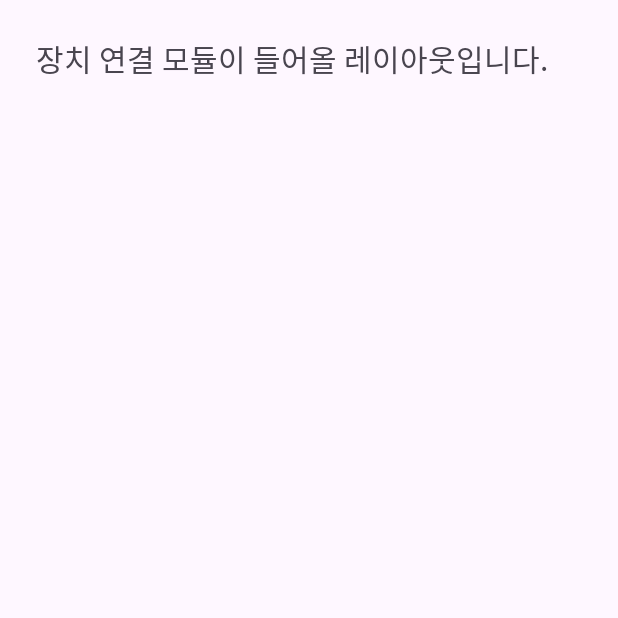
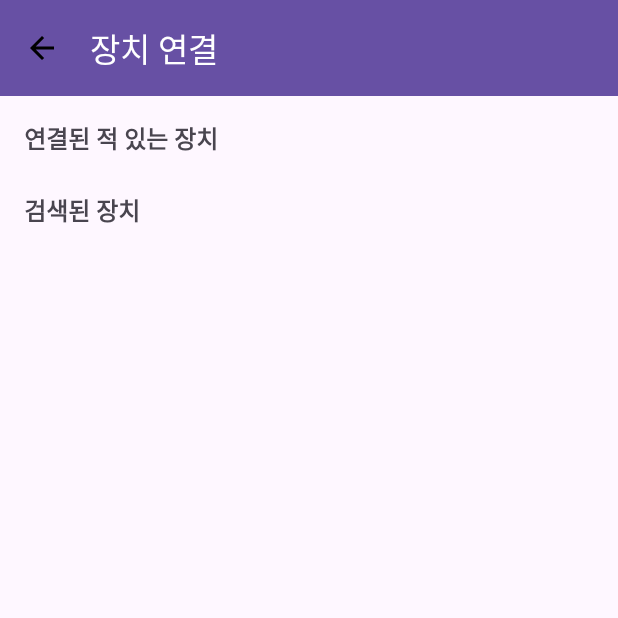
Before and after one commit to wnsgks3153/capstone-design-4-1-team-nuri-nurimaps, an Android app: the fragment DeviceConnectFragment shown on its own in the app's theme, on a phone screen of 412 x 824 dp, the top half of it. Run offline under Robolectric (Android 15) with nearby library versions, the phone set to English and light mode, and no system bars.

Commit message:
블루투스 권한 허용 여부 확인 및 장치 연결용 기초 프래그먼트 구현

```diff
--- a/Apps/NuriMaps/app/build.gradle.kts
+++ b/Apps/NuriMaps/app/build.gradle.kts
@@ -4,7 +4,7 @@
 }
 
 android {
-    namespace = "com.example.nuri_maps"
+    namespace = "com.nurimaps.main"
     compileSdk = 34
 
     defaultConfig {
--- a/Apps/NuriMaps/app/src/main/java/com/example/nuri_maps/DeviceConnectFragment.kt
+++ /dev/null
@@ -1,16 +0,0 @@
-package com.example.nuri_maps
-
-import android.os.Bundle
-import android.view.LayoutInflater
-import android.view.View
-import android.view.ViewGroup
-import androidx.fragment.app.Fragment
-
-class DeviceConnectFragment : Fragment(){
-    override fun onCreateView(
-        inflater: LayoutInflater, container: ViewGroup?,
-        savedInstanceState: Bundle?
-    ): View? {
-        return inflater.inflate(R.layout.device_connect, container, false)
-    }
-}
--- a/Apps/NuriMaps/app/src/main/java/com/example/nuri_maps/DeveloperToolsFragment.kt
+++ b/Apps/NuriMaps/app/src/main/java/com/nurimaps/main/DeveloperToolsFragment.kt
@@ -1,4 +1,4 @@
-package com.example.nuri_maps
+package com.nurimaps.main
 
 import android.os.Bundle
 import android.view.LayoutInflater
--- /dev/null
+++ b/Apps/NuriMaps/app/src/main/java/com/nurimaps/main/DeviceConnectFragment.kt
@@ -0,0 +1,68 @@
+package com.nurimaps.main
+
+import android.os.Bundle
+import android.view.LayoutInflater
+import android.view.View
+import android.view.ViewGroup
+import android.widget.FrameLayout
+import android.widget.Toast
+import androidx.appcompat.app.AppCompatActivity
+import androidx.appcompat.widget.Toolbar
+import androidx.fragment.app.Fragment
+import androidx.fragment.app.FragmentContainerView
+import androidx.recyclerview.widget.LinearLayoutManager
+import androidx.recyclerview.widget.RecyclerView
+
+class DeviceConnectFragment : Fragment(){
+
+    private lateinit var pairedRecyclerView: RecyclerView
+    private lateinit var foundRecyclerView: RecyclerView
+    private lateinit var toolbar: Toolbar
+
+    override fun onCreateView(
+        inflater: LayoutInflater, container: ViewGroup?,
+        savedInstanceState: Bundle?
+    ): View? {
+        return inflater.inflate(R.layout.device_connect_layout, container, false)
+    }
+
+    override fun onViewCreated(view: View, savedInstanceState: Bundle?) {
+        toolbar = view.findViewById(R.id.device_toolbar)
+        pairedRecyclerView = view.findViewById(R.id.pairedDeviceRecyclerView)
+        foundRecyclerView = view.findViewById(R.id.foundDeviceRecyclerView)
+
+
+        // 툴바 설정
+        (activity as? AppCompatActivity)?.setSupportActionBar(toolbar)
+        toolbar.setNavigationOnClickListener {
+            // 장치연결 화면 감추고 맵 다시 보이기
+            parentFragmentManager.popBackStack()
+            requireActivity().findViewById<FragmentContainerView>(R.id.map_fragment).visibility = View.VISIBLE
+            requireActivity().findViewById<FrameLayout>(R.id.content_frame).visibility = View.GONE
+            (activity as? MainActivity)?.showTopLeftButton(true)
+        }
+
+        toolbar.setOnMenuItemClickListener { item ->
+            when (item.itemId) {
+//                R.id.action_scan_devices -> {
+//                    // TODO: 장치 검색 기능 구현 예정
+//                    Toast.makeText(requireContext(), "장치 검색 기능 예정", Toast.LENGTH_SHORT).show()
+//                    true
+//                }
+                else -> false
+            }
+        }
+
+        // RecyclerView 초기화 (샘플 어댑터 사용)
+        pairedRecyclerView.layoutManager = LinearLayoutManager(requireContext())
+        foundRecyclerView.layoutManager = LinearLayoutManager(requireContext())
+
+        // 예시 데이터
+        val pairedDevices = listOf("기기 A", "기기 B")
+        val foundDevices = listOf("기기 C", "기기 D")
+
+//        pairedRecyclerView.adapter = DeviceListAdapter(pairedDevices)
+//        foundRecyclerView.adapter = DeviceListAdapter(foundDevices)
+    }
+
+}
--- /dev/null
+++ b/Apps/NuriMaps/app/src/main/res/drawable/outline_arrow_back_24.xml
@@ -0,0 +1,5 @@
+<vector xmlns:android="http://schemas.android.com/apk/res/android" android:autoMirrored="true" android:height="24dp" android:tint="#000000" android:viewportHeight="960" android:viewportWidth="960" android:width="24dp">
+
+    <path android:fillColor="@android:color/white" android:pathData="M313,520L537,744L480,800L160,480L480,160L537,216L313,440L800,440L800,520L313,520Z"/>
+
+</vector>
--- a/Apps/NuriMaps/app/src/main/res/layout/device_connect.xml
+++ /dev/null
@@ -1,20 +0,0 @@
-<?xml version="1.0" encoding="utf-8"?>
-<androidx.constraintlayout.widget.ConstraintLayout xmlns:android="http://schemas.android.com/apk/res/android"
-    xmlns:app="http://schemas.android.com/apk/res-auto"
-    xmlns:tools="http://schemas.android.com/tools"
-    android:layout_width="match_parent"
-    android:layout_height="match_parent">
-
-    <TextView
-        android:id="@+id/title_text"
-        android:layout_width="wrap_content"
-        android:layout_height="wrap_content"
-        android:layout_margin="24dp"
-        android:layout_marginStart="24dp"
-        android:layout_marginTop="236dp"
-        android:text="장치 연결 모듈이 들어올 레이아웃입니다."
-        android:textSize="20sp"
-        app:layout_constraintStart_toStartOf="parent"
-        app:layout_constraintTop_toTopOf="parent" />
-
-</androidx.constraintlayout.widget.ConstraintLayout>
--- /dev/null
+++ b/Apps/NuriMaps/app/src/main/res/layout/device_connect_layout.xml
@@ -0,0 +1,61 @@
+<?xml version="1.0" encoding="utf-8"?>
+<LinearLayout xmlns:android="http://schemas.android.com/apk/res/android"
+    xmlns:app="http://schemas.android.com/apk/res-auto"
+    android:orientation="vertical"
+    android:layout_width="match_parent"
+    android:layout_height="match_parent">
+
+    <!-- 툴바 -->
+    <androidx.appcompat.widget.Toolbar
+        android:id="@+id/device_toolbar"
+        android:layout_width="match_parent"
+        android:layout_height="?attr/actionBarSize"
+        android:background="?attr/colorPrimary"
+        android:theme="@style/ThemeOverlay.AppCompat.Dark.ActionBar"
+        android:popupTheme="@style/ThemeOverlay.AppCompat.Light"
+        app:title="장치 연결"
+        app:navigationIcon="@drawable/outline_arrow_back_24"
+        app:menu="@menu/device_search_menu" />
+
+    <ScrollView
+        android:layout_width="match_parent"
+        android:layout_height="match_parent">
+
+        <LinearLayout
+            android:orientation="vertical"
+            android:padding="16dp"
+            android:layout_width="match_parent"
+            android:layout_height="wrap_content">
+
+            <!-- 연결된 장치 -->
+            <TextView
+                android:text="연결된 적 있는 장치"
+                android:textStyle="bold"
+                android:textSize="16sp"
+                android:layout_marginBottom="8dp"
+                android:layout_width="wrap_content"
+                android:layout_height="wrap_content" />
+
+            <androidx.recyclerview.widget.RecyclerView
+                android:id="@+id/pairedDeviceRecyclerView"
+                android:layout_width="match_parent"
+                android:layout_height="wrap_content"
+                android:layout_marginBottom="16dp" />
+
+            <!-- 검색된 장치 -->
+            <TextView
+                android:text="검색된 장치"
+                android:textStyle="bold"
+                android:textSize="16sp"
+                android:layout_marginBottom="8dp"
+                android:layout_width="wrap_content"
+                android:layout_height="wrap_content" />
+
+            <androidx.recyclerview.widget.RecyclerView
+                android:id="@+id/foundDeviceRecyclerView"
+                android:layout_width="match_parent"
+                android:layout_height="wrap_content" />
+
+        </LinearLayout>
+    </ScrollView>
+</LinearLayout>
--- /dev/null
+++ b/Apps/NuriMaps/app/src/main/res/menu/device_search_menu.xml
@@ -0,0 +1,4 @@
+<?xml version="1.0" encoding="utf-8"?>
+<menu xmlns:android="http://schemas.android.com/apk/res/android">
+
+</menu>
```
Also changed, not shown: Apps/NuriMaps/app/src/main/AndroidManifest.xml (+19 -0 lines), Apps/NuriMaps/app/src/main/java/com/nurimaps/main/MainActivity.kt (renamed from Apps/NuriMaps/app/src/main/java/com/example/nuri_maps/MainActivity.kt, +89 -34 lines), 4 other files.
